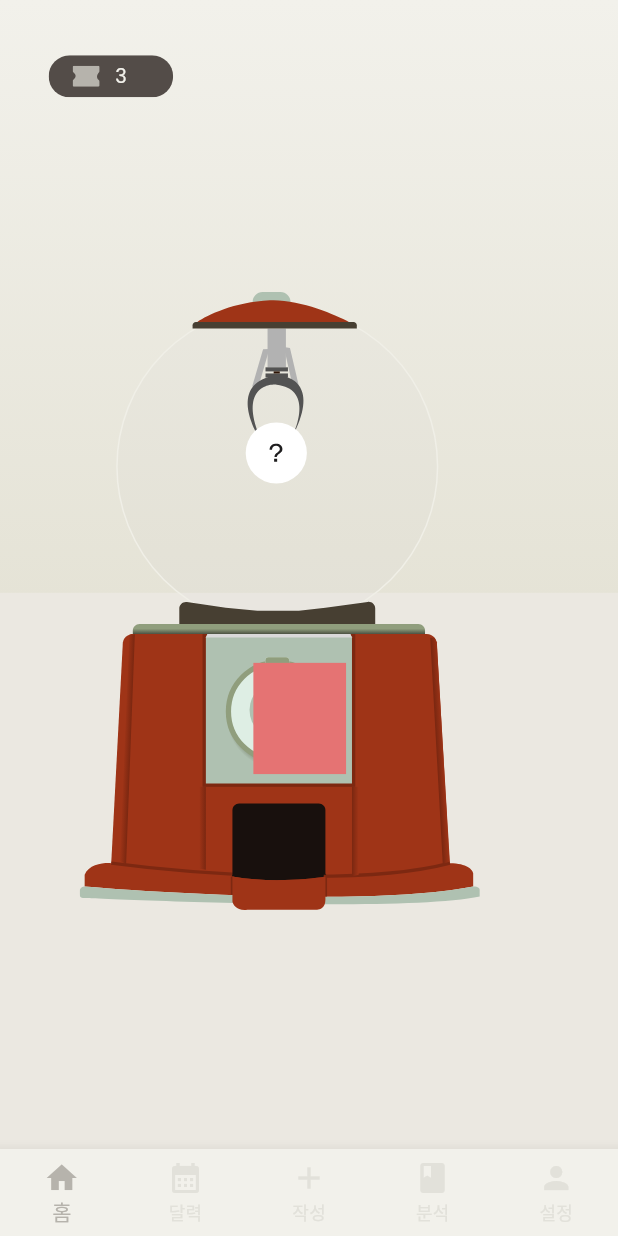
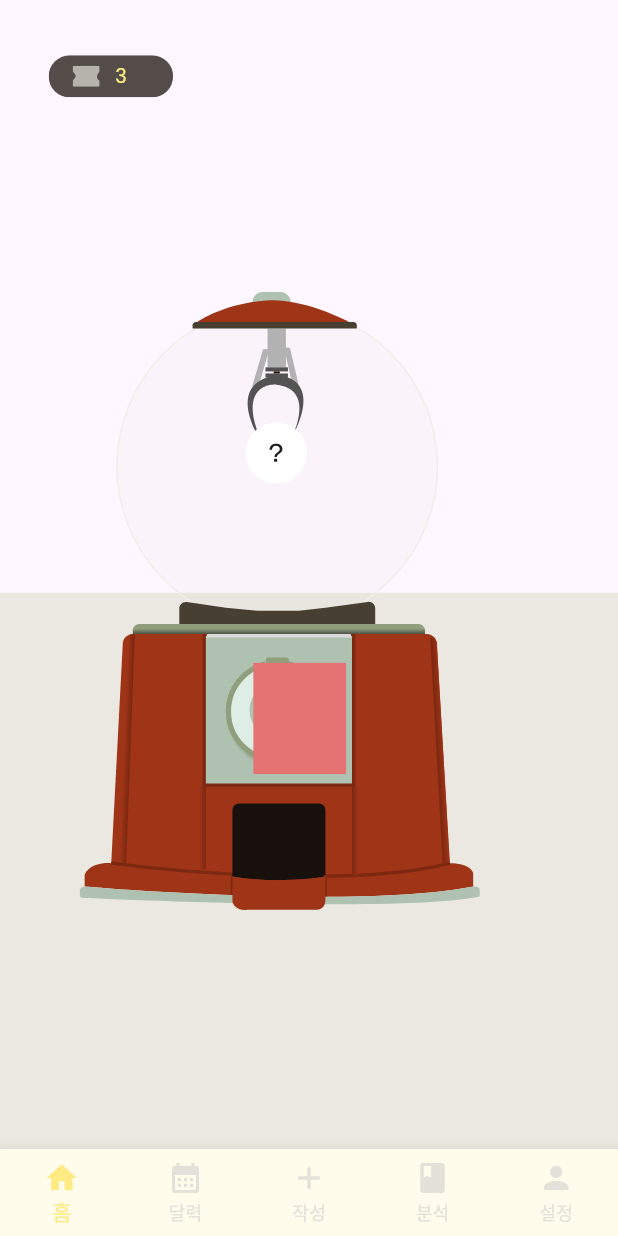
Before and after one commit to moonsbsb/DPeek_Frontend, a Flutter app: the screen it shows after launch, on a phone screen of 412 x 824 dp. Run offline on Flutter 3.47's test engine with Material 3 defaults, Android fonts, the phone set to English and light mode, and no system bars; our stand-ins replace flutter_svg.

Commit message:
style: 색상 추가 및 변경

```diff
--- a/lib/screen/MainScreen.dart
+++ b/lib/screen/MainScreen.dart
@@ -32,10 +32,10 @@
       ),
       bottomNavigationBar: BottomNavigationBar(
         type: BottomNavigationBarType.fixed,
-        selectedItemColor: Appcolor.activeNav,
+        selectedItemColor: Appcolor.primary,
         unselectedItemColor: Appcolor.inactiveNav,
         showSelectedLabels: true,
-        backgroundColor: Appcolor.background,
+        backgroundColor: Appcolor.subPrimary,
         currentIndex: _currentIndex,
         onTap: (index){
           setState(() {
--- a/lib/theme/AppColor.dart
+++ b/lib/theme/AppColor.dart
@@ -1,8 +1,10 @@
 import 'package:flutter/material.dart';
 
 class Appcolor {
-  static const Color background = Color(0xFFF2F1EB);
-  static const Color BtnPrimary = Color(0xffB6B3AC);
+  static const Color background = Color(0xFFFFEB83);
+  static const Color primary = Color(0xFFFFEB83);
+  static const Color BtnPrimary = Color(0xffFFFCEC);
+  static const Color subPrimary = Color(0xffFFFCEC);
   static const Color white = Color(0xffFFFFFF);
   static const Color back = Color(0xff000000);
 
@@ -12,4 +14,8 @@
   static const Color gradientStart = Color(0xffD9D6C3);
 
   static const Color table = Color(0xffEBE8E1);
+
+  static const Color darkGrey = Color(0xff2E2E2E);
+  static const Color middleGrey = Color(0xff707171);
+  static const Color lightGrey = Color(0xffF9F9F9);
 }
--- a/lib/theme/AppGradient.dart
+++ /dev/null
@@ -1,13 +0,0 @@
-import 'package:flutter/widgets.dart';
-import 'package:mypal/theme/AppColor.dart';
-
-class Appgradient {
-  static const LinearGradient home = LinearGradient(
-    begin: Alignment.bottomCenter,
-    end: Alignment.topCenter,
-    colors: [
-      Appcolor.gradientStart,
-      Appcolor.background
-    ],
-  );
-}
--- a/lib/theme/AppTextStyle.dart
+++ b/lib/theme/AppTextStyle.dart
@@ -4,7 +4,12 @@
 
   static const TextStyle title = TextStyle(
     fontSize: 50,
-    fontWeight: FontWeight.w400
+    fontWeight: FontWeight.w500
+  );
+
+  static const TextStyle display = TextStyle(
+    fontSize: 50,
+    fontWeight: FontWeight.w600
   );
 
   static const TextStyle largeRegular = TextStyle(
--- a/lib/theme/app_theme.dart
+++ b/lib/theme/app_theme.dart
@@ -7,6 +7,7 @@
 
   textTheme: const TextTheme(
     headlineLarge: AppTextStyle.title,          // 큰 타이틀
+    titleLarge: AppTextStyle.display,
     titleMedium: AppTextStyle.largeRegular,     // 서브 타이틀
     bodyLarge: AppTextStyle.bodyBold,            // 본문 강조
     bodyMedium: AppTextStyle.bodyRegular,        // 본문
```
